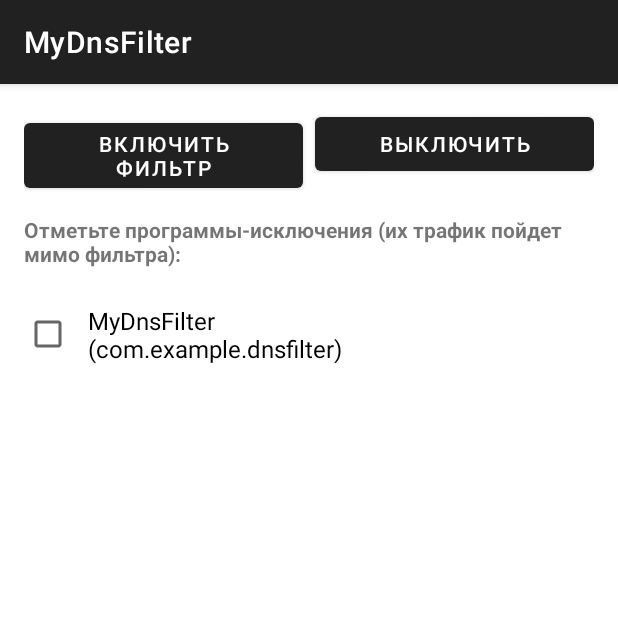
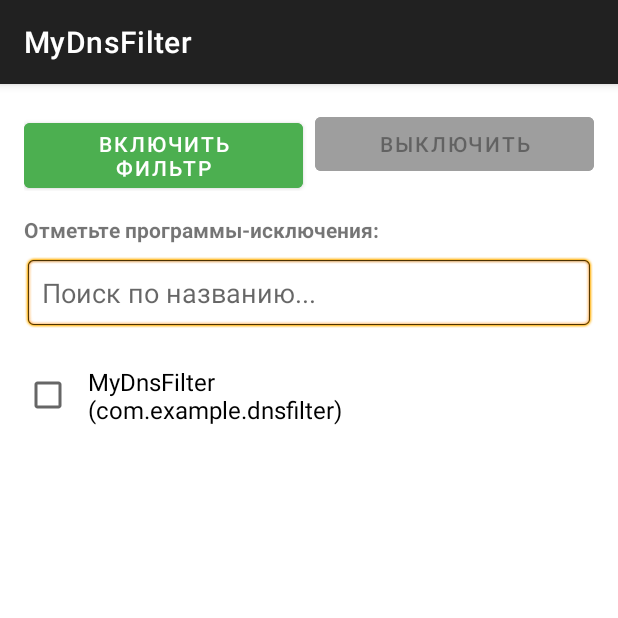
Before and after one commit to ovmaliuk83/MyDnsFilte, an Android app: the screen it shows after launch (MainActivity), on a phone screen of 412 x 824 dp, the top half of it. Run offline under Robolectric (Android 15) with nearby library versions, the phone set to English and light mode, and no system bars.

Commit message:
Update activity_main.xml

```diff
--- a/app/src/main/res/layout/activity_main.xml
+++ b/app/src/main/res/layout/activity_main.xml
@@ -16,14 +16,17 @@
             android:layout_height="wrap_content"
             android:layout_weight="1"
             android:layout_marginEnd="8dp"
-            android:text="Включить фильтр" />
+            android:text="Включить фильтр"
+            android:backgroundTint="#4CAF50" />
 
         <Button
             android:id="@+id/btnStop"
             android:layout_width="0dp"
             android:layout_height="wrap_content"
             android:layout_weight="1"
-            android:text="Выключить" />
+            android:text="Выключить"
+            android:backgroundTint="#9E9E9E"
+            android:enabled="false" />
     </LinearLayout>
 
     <TextView
@@ -31,12 +34,23 @@
         android:layout_height="wrap_content"
         android:layout_marginTop="16dp"
         android:layout_marginBottom="8dp"
-        android:text="Отметьте программы-исключения (их трафик пойдет мимо фильтра):"
+        android:text="Отметьте программы-исключения:"
         android:textStyle="bold" />
+
+    <!-- Поле поиска -->
+    <EditText
+        android:id="@+id/searchBar"
+        android:layout_width="match_parent"
+        android:layout_height="wrap_content"
+        android:hint="Поиск по названию..."
+        android:inputType="text"
+        android:padding="12dp"
+        android:layout_marginBottom="8dp"
+        android:background="@android:drawable/editbox_background"
+        android:singleLine="true" />
 
     <androidx.recyclerview.widget.RecyclerView
         android:id="@+id/recyclerApps"
         android:layout_width="match_parent"
         android:layout_height="match_parent" />
-
 </LinearLayout>
```
